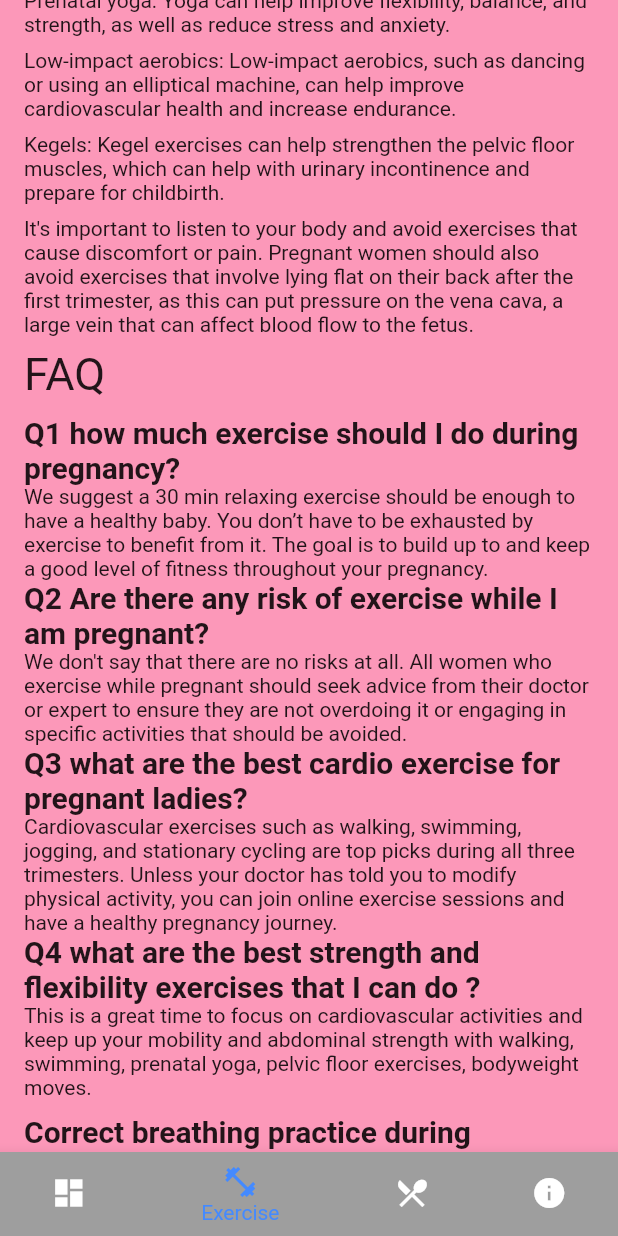
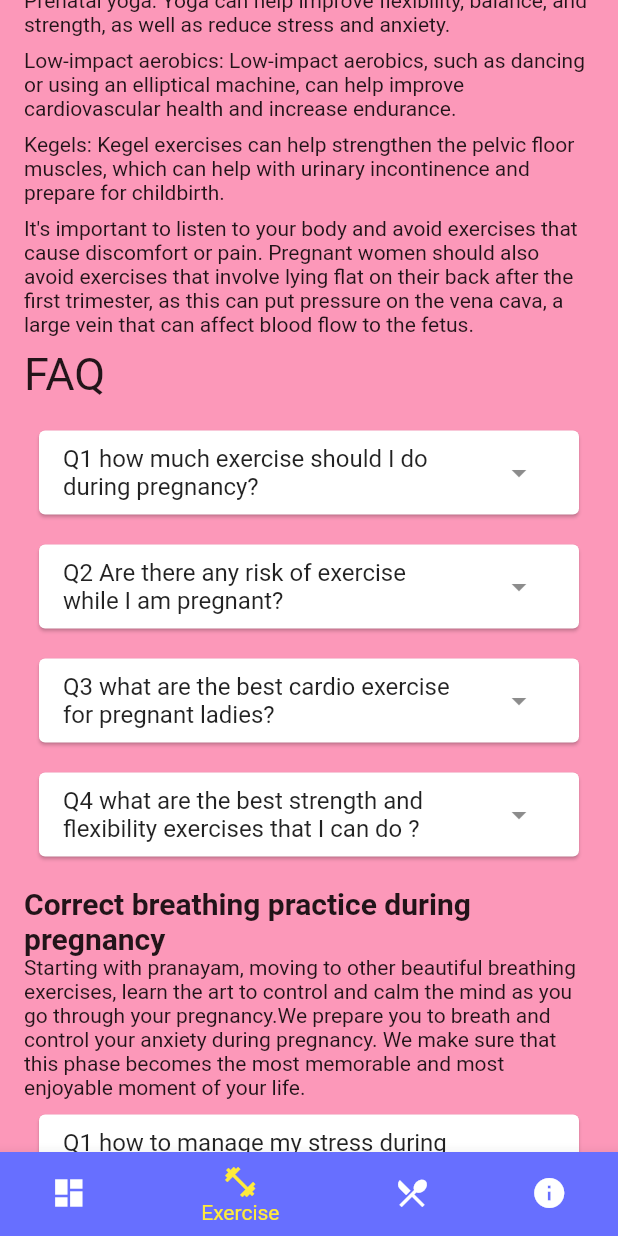
Before and after one commit to Adithya2004/Maternity-Awareness, a Flutter app: the screen it shows once a user with an empty profile is signed in, item 2 of the bottom bar chosen, scrolled down 576 dp, on a phone screen of 412 x 824 dp. Run offline on Flutter 3.47's test engine with Material 2 defaults, Android fonts, the phone set to English and light mode, and no system bars; our stand-ins replace cloud_firestore, firebase_auth, firebase_core; accounts and stored records are empty.

Commit message:
Final Submission beautification

```diff
--- /dev/null
+++ b/lib/accordion.dart
@@ -0,0 +1,46 @@
+import 'package:flutter/material.dart';
+
+class Accordion extends StatefulWidget {
+  final String title;
+  final String content;
+
+  const Accordion({Key? key, required this.title, required this.content})
+      : super(key: key);
+  @override
+  State<Accordion> createState() => _AccordionState();
+}
+
+class _AccordionState extends State<Accordion> {
+  // Show or hide the content
+  bool _showContent = false;
+
+  @override
+  Widget build(BuildContext context) {
+    return Card(
+      margin: const EdgeInsets.all(10),
+      child: Column(children: [
+        // The title
+        ListTile(
+          title: Text(widget.title),
+          trailing: IconButton(
+            icon: Icon(
+                _showContent ? Icons.arrow_drop_up : Icons.arrow_drop_down),
+            onPressed: () {
+              setState(() {
+                _showContent = !_showContent;
+              });
+            },
+          ),
+        ),
+        // Show or hide the content based on the state
+        _showContent
+            ? Container(
+                padding:
+                    const EdgeInsets.symmetric(vertical: 15, horizontal: 15),
+                child: Text(widget.content),
+              )
+            : Container()
+      ]),
+    );
+  }
+}
--- a/lib/home_page.dart
+++ b/lib/home_page.dart
@@ -1,6 +1,7 @@
 import 'package:firebase_auth/firebase_auth.dart';
 import 'package:flutter/material.dart';
 import 'package:cloud_firestore/cloud_firestore.dart';
+import './accordion.dart';
 
 class Usermodel {
   final String? id;
@@ -113,27 +114,28 @@ class _MyHomePageState extends State<MyHomePage> {
         child: _children[_currentIndex],
       ),
       bottomNavigationBar: BottomNavigationBar(
-        fixedColor: Colors.blueAccent,
+        unselectedItemColor: Colors.white, //: Colors.blueAccent,
+        selectedItemColor: Colors.yellow,
         onTap: onTabTapped,
         currentIndex: _currentIndex,
         items: const [
           BottomNavigationBarItem(
-            backgroundColor: Colors.grey,
+            backgroundColor: Color.fromARGB(255, 103, 111, 255),
             icon: Icon(Icons.dashboard),
             label: 'Dashboard',
           ),
           BottomNavigationBarItem(
-            backgroundColor: Colors.grey,
+            backgroundColor: Color.fromARGB(255, 103, 111, 255),
             icon: Icon(Icons.fitness_center),
             label: 'Exercise',
           ),
           BottomNavigationBarItem(
-            backgroundColor: Colors.grey,
+            backgroundColor: Color.fromARGB(255, 103, 111, 255),
             icon: Icon(Icons.restaurant_menu),
             label: 'Nutrition',
           ),
           BottomNavigationBarItem(
-            backgroundColor: Colors.grey,
+            backgroundColor: Color.fromARGB(255, 103, 111, 255),
             icon: Icon(Icons.info),
             label: 'Profile',
           ),
@@ -299,24 +301,25 @@ class ExercisePage extends StatelessWidget {
           SizedBox(
             height: 10,
           ),
-          Text("Q1 how much exercise should I do during pregnancy?",
-              style: TextStyle(fontSize: 20, fontWeight: FontWeight.bold)),
-          Text(
+          Accordion(
+              title: "Q1 how much exercise should I do during pregnancy?",
+              content:
                   "We suggest a 30 min relaxing exercise should be enough to have a healthy baby. You don’t have to be exhausted by exercise to benefit from it. The goal is to build up to and keep a good level of fitness throughout your pregnancy."),
-          Text("Q2 Are there any risk of exercise while I am pregnant?",
-              style: TextStyle(fontSize: 20, fontWeight: FontWeight.bold)),
-          Text(
+          Accordion(
+              title: "Q2 Are there any risk of exercise while I am pregnant?",
+              content:
                   "We don't say that there are no risks at all. All women who exercise while pregnant should seek advice from their doctor or expert to ensure they are not overdoing it or engaging in specific activities that should be avoided."),
 
-          Text("Q3 what are the best cardio exercise for pregnant ladies?",
-              style: TextStyle(fontSize: 20, fontWeight: FontWeight.bold)),
-          Text(
+          Accordion(
+              title:
+                  "Q3 what are the best cardio exercise for pregnant ladies?",
+              content:
                   "Cardiovascular exercises such as walking, swimming, jogging, and stationary cycling are top picks during all three trimesters. Unless your doctor has told you to modify physical activity, you can join online exercise sessions and have a healthy pregnancy journey. "),
 
-          Text(
+          Accordion(
+              title:
                   "Q4 what are the best strength and flexibility exercises that I can do ?",
-              style: TextStyle(fontSize: 20, fontWeight: FontWeight.bold)),
-          Text(
+              content:
                   "This is a great time to focus on cardiovascular activities and keep up your mobility and abdominal strength with walking, swimming, prenatal yoga, pelvic floor exercises, bodyweight moves."),
           SizedBox(
             height: 10,
@@ -325,53 +328,48 @@ class ExercisePage extends StatelessWidget {
               style: TextStyle(fontSize: 20, fontWeight: FontWeight.bold)),
           Text(
               "Starting with pranayam, moving to other beautiful breathing exercises, learn the art to control and calm the mind as you go through your pregnancy.We prepare you to breath and control your anxiety during pregnancy. We make sure that this phase becomes the most memorable and most enjoyable moment of your life."),
-          Text("Q1 how to manage my stress during pregnancy?",
-              style: TextStyle(fontSize: 20, fontWeight: FontWeight.bold)),
-          Text(
+          Accordion(
+              title: "Q1 how to manage my stress during pregnancy?",
+              content:
                   "One of the most common problems women go through during pregnancy is stress. You can easily manage the stress by meditating, paying attention on your breath and control yourself too . We will  train you well of all breathing techniques that can help you to come up with stress during pregnancy."),
 
-          Text("Q2 what is parental care?",
-              style: TextStyle(fontSize: 20, fontWeight: FontWeight.bold)),
-          Text(
+          Accordion(
+              title: "Q2 what is parental care?",
+              content:
                   "Prenatal care is the health care you get while you are pregnant. Take care of yourself and your baby."),
-          Text("Q3 How often should I see my doctor during pregnancy?",
-              style: TextStyle(fontSize: 20, fontWeight: FontWeight.bold)),
-          Text(
-              "Your doctor will give you a schedule of all the doctor's visits you should have while pregnant. Most experts suggest you see your doctor:"),
-          Text("•	About once each month for weeks 4 through 28"),
-          Text("•	Twice a month for weeks 28 through 36"),
-          Text("•	Weekly for weeks 36 to birth"),
-          Text(
+          Accordion(
+              title: "Q3 How often should I see my doctor during pregnancy?",
+              content:
+                  "Your doctor will give you a schedule of all the doctor's visits you should have while pregnant. Most experts suggest you see your doctor:"
+                  "•	About once each month for weeks 4 through 28\n"
+                  "•	Twice a month for weeks 28 through 36\n"
+                  "•	Weekly for weeks 36 to birth\n"
                   "If you are older than 35 or your pregnancy is high risk, you'll probably see your doctor more often. "),
-          Text("Q4 What happens during parental visit?",
-              style: TextStyle(fontSize: 20, fontWeight: FontWeight.bold)),
-          Text(
-              "During the first prenatal visit, you can expect your doctor to:"),
-          Text(
-              "•	Ask about your health history including diseases, operations, or prior pregnancies"),
-          Text("•	Ask about your family's health history "),
-          Text(
-              "•	Do a complete physical exam, including a pelvic exam and Pap test "),
-          Text("•	Take your blood and urine for lab work "),
-          Text("•	Check your blood pressure, height, and weight "),
-          Text("•	Calculate your due date"),
-          Text("•	Answer your questions"),
-          Text(
+          Accordion(
+              title: "Q4 What happens during parental visit?",
+              content:
+                  "During the first prenatal visit, you can expect your doctor to: \n"
+                  "•	Ask about your health history including diseases, operations, or prior pregnancies\n"
+                  "•	Ask about your family's health history \n"
+                  "•	Do a complete physical exam, including a pelvic exam and Pap test \n"
+                  "•	Take your blood and urine for lab work \n"
+                  "•	Check your blood pressure, height, and weight \n"
+                  "•	Calculate your due date\n"
+                  "•	Answer your questions\n"
                   "At the first visit, you should ask questions and discuss any issues related to your pregnancy. Find out all you can about how to stay healthy. "),
-          Text("Q5 How will I know when labor has started?",
-              style: TextStyle(fontSize: 20, fontWeight: FontWeight.bold)),
-          Text(
+          Accordion(
+              title: "Q5 How will I know when labor has started?",
+              content:
                   "Some of the signs and symptoms of going into labor may include: period-like cramps, backache, diarrhoea, a small bloodstained discharge. As your cervix thins and the mucus plug drops out, a gush or trickle of water as the membranes break and Contractions start."),
-          Text("Q6 What are stages of labor?",
-              style: TextStyle(fontSize: 20, fontWeight: FontWeight.bold)),
-          Text("There are 3 stages of Labor:"),
-          Text("First Stage – dilation of the cervix"),
-          Text("Second Stage – fully dilated till expulsion of the foetus"),
-          Text(
+          Accordion(
+              title: "Q6 What are stages of labor?",
+              content: "There are 3 stages of Labor:\n"
+                  "First Stage – dilation of the cervix\n"
+                  "Second Stage – fully dilated till expulsion of the foetus\n"
                   "Third stage – following expulsion of the foetus till the placenta and membranes are delivered."),
-          Text("Q7 How can I prepare myself before going to labor?",
-              style: TextStyle(fontSize: 20, fontWeight: FontWeight.bold)),
-          Text(
+          Accordion(
+              title: "Q7 How can I prepare myself before going to labor?",
+              content:
                   "Using breathing techniques can help calm your nerves (before and after labor) and control the pain. You can practise all the way through pregnancy to ensure you’re comfortable using them when labor starts"),
 
 //           Image.asset('assets/exercises/third_trimester.png'),
--- a/lib/sign_in_pages.dart
+++ b/lib/sign_in_pages.dart
@@ -98,20 +98,14 @@ class _RegisterPageState extends State<RegisterPage>
                 mainAxisAlignment: MainAxisAlignment.center,
                 crossAxisAlignment: CrossAxisAlignment.start,
                 children: [
-                  const Text(
-                    "App Title",
-                    style: TextStyle(
-                      color: Colors.black,
-                      fontSize: 28.0,
-                      fontWeight: FontWeight.bold,
-                    ),
-                  ),
-                  const Text(
-                    "Register Below",
-                    style: TextStyle(
-                      color: Colors.black,
-                      fontSize: 30.0,
-                      fontWeight: FontWeight.bold,
+                  const Center(
+                    child: Text(
+                      "Register Below",
+                      style: TextStyle(
+                        color: Colors.black,
+                        fontSize: 30.0,
+                        fontWeight: FontWeight.bold,
+                      ),
                     ),
                   ),
                   const SizedBox(
```
Lines whose indentation alone changed are shown as unchanged.
